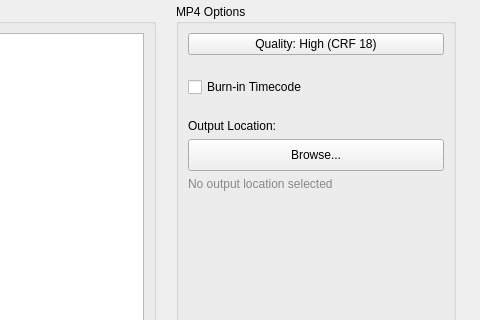
Old version of the form resources/ui/tabs/mp4_maker.ui in the repository cpt-cabbage/luma_tools; both pictures show x 920 to 1400 and y 159 to 479 of the 1400 by 850 pixel window.
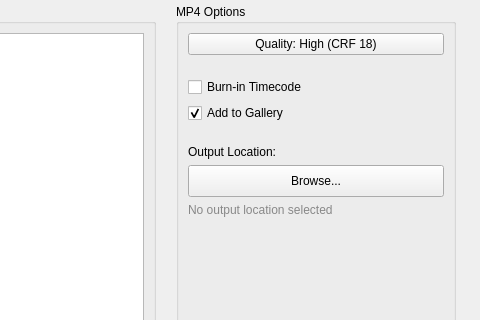
New version of the form.

Commit message: - Add MP4 Maker gallery integration - Add "Add to Gallery" checkbox to MP4 Maker tab with user setting persistence - Implement copy_mp4_to_gallery() to copy generated MP4s to user's gallery folder - Add add_mp4_maker_metadata() for storing MP4 source/quality info in gallery metadata - Add get_latest_changelog() to show only current version in dialog with "Full Changelog" button - Force processEvents() in gallery loading overlay for immediate visual feedback - Fix indentation in StackedThumbnailWidget card styling

Patch:
```diff
--- a/resources/ui/tabs/mp4_maker.ui
+++ b/resources/ui/tabs/mp4_maker.ui
@@ -244,6 +244,19 @@
           </property>
          </widget>
         </item>
+        <item>
+         <widget class="QCheckBox" name="MP4AddToGallery">
+          <property name="text">
+           <string>Add to Gallery</string>
+          </property>
+          <property name="toolTip">
+           <string>Copy the generated MP4 to your gallery folder for easy browsing</string>
+          </property>
+          <property name="checked">
+           <bool>true</bool>
+          </property>
+         </widget>
+        </item>
         <item>
          <spacer name="mp4OptionsSpacer2">
           <property name="orientation">
```
The commit also changes 8 other files.
